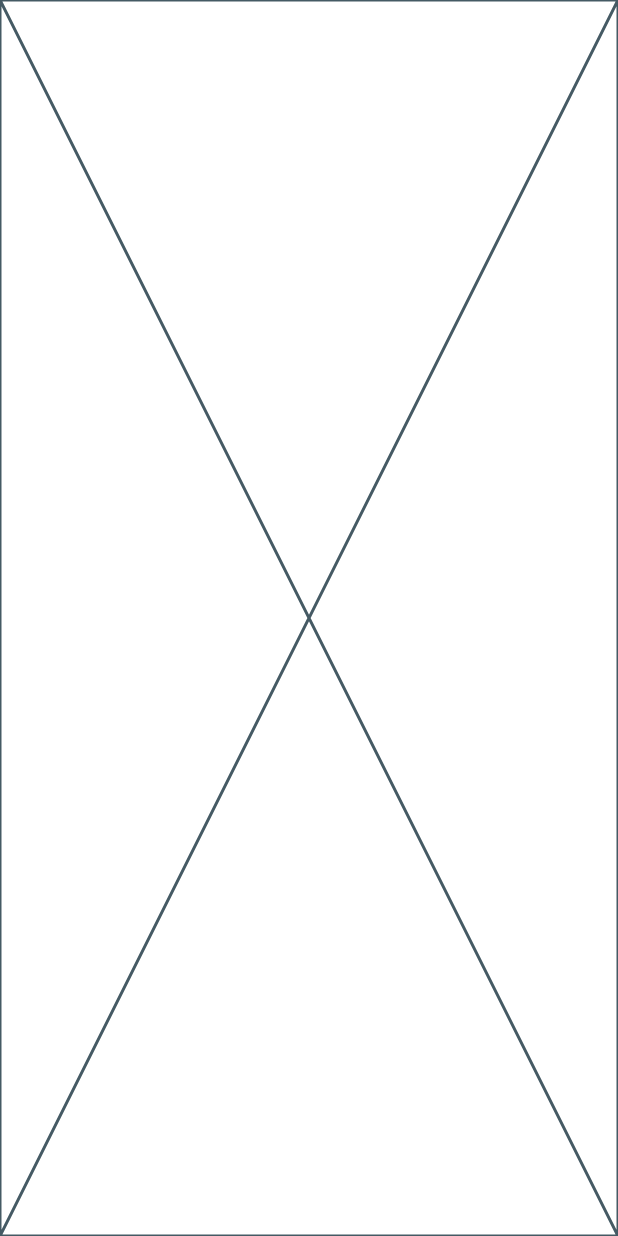
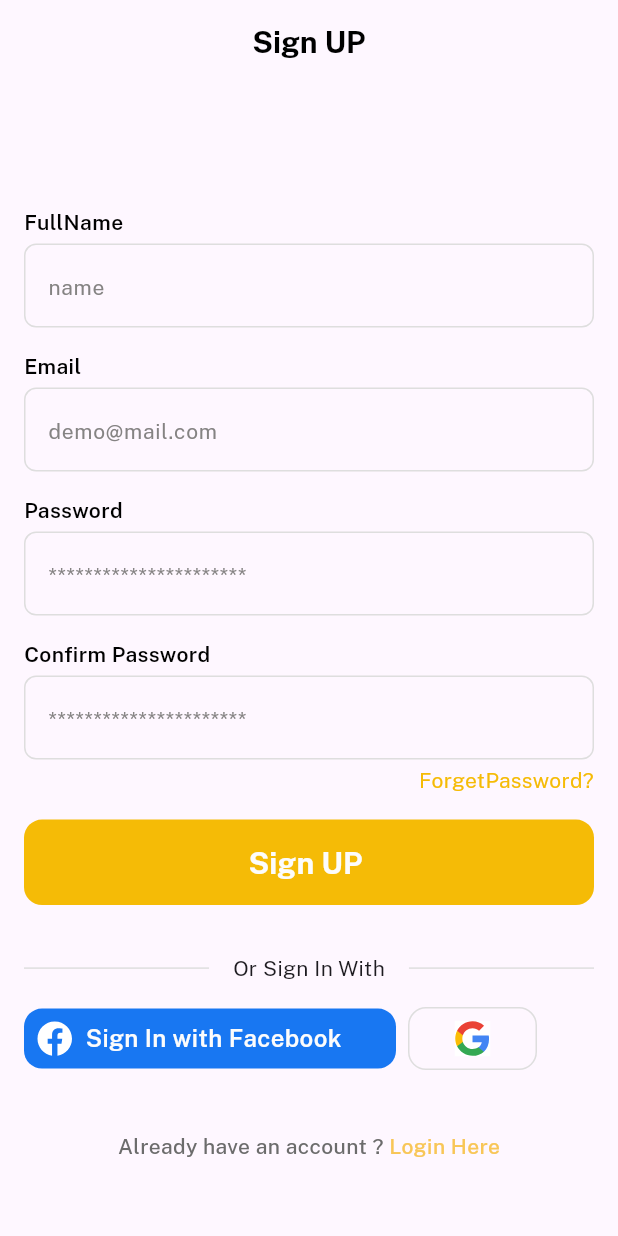
Before and after one commit to Kareemm0/course_app, a Flutter app: the screen it shows after launch, after a tap on "Skip", after a tap on "Sign Up Here", on a phone screen of 412 x 824 dp. Run offline on Flutter 3.47's test engine with Material 3 defaults, Android fonts, the phone set to English and light mode, and no system bars; our stand-ins replace bloc, dio, dots_indicator, equatable, flutter_bloc, flutter_svg and 3 more; project files that could hold a hidden picture were left out.

Commit message:
finish_register_screen

```diff
--- a/lib/Core/styles/app_styles.dart
+++ b/lib/Core/styles/app_styles.dart
@@ -1,11 +1,16 @@
+import 'package:course_app/Core/styles/app_text_styles.dart';
+import 'package:course_app/Core/utils/app_colors.dart';
 import 'package:flutter/material.dart';
 
 import '../functions/out_line_input_borders.dart';
 
-ThemeData themeData() {
+ThemeData themeData(BuildContext context) {
   return ThemeData(
     fontFamily: "Plus Jakarta Sans",
     inputDecorationTheme: InputDecorationTheme(
+      hintStyle: AppTextStyles.styleRegular14(context).copyWith(
+        color: AppColors.grey8,
+      ),
       errorBorder: outLineInputBorder(),
       enabledBorder: outLineInputBorder(),
       focusedBorder: outLineInputBorder(),
--- a/lib/Core/utils/app_colors.dart
+++ b/lib/Core/utils/app_colors.dart
@@ -10,4 +10,5 @@ class AppColors {
   static const Color blue = Color(0xff1877F2);
   static const Color grey6c = Color(0xff6C6C6C);
   static const Color yellowF8 = Color(0xffF8C657);
+  static const Color grey8 = Color(0xff858383);
 }
--- a/lib/Core/widget/custom_app_bar.dart
+++ b/lib/Core/widget/custom_app_bar.dart
@@ -5,9 +5,13 @@ PreferredSizeWidget? appBar(
   BuildContext context, {
   required String title,
   List<Widget>? actions,
+  bool automaticallyImplyLeading = true,
   Widget? leading,
 }) {
   return AppBar(
+    elevation: 0,
+    surfaceTintColor: Colors.white,
+    automaticallyImplyLeading: automaticallyImplyLeading,
     title: Text(
       title,
       style: AppTextStyles.styleBold20(context),
--- a/lib/course_app.dart
+++ b/lib/course_app.dart
@@ -10,7 +10,7 @@ class CourseApp extends StatelessWidget {
   Widget build(BuildContext context) {
     return MaterialApp.router(
       debugShowCheckedModeBanner: false,
-      theme: themeData(),
+      theme: themeData(context),
       routerConfig: router,
     );
   }
--- /dev/null
+++ b/lib/features/auth/presentation/cubit/cubit/register_cubit.dart
@@ -0,0 +1,15 @@
+import 'package:bloc/bloc.dart';
+import 'package:equatable/equatable.dart';
+import 'package:flutter/material.dart';
+
+part 'register_state.dart';
+
+class RegisterCubit extends Cubit<RegisterState> {
+  RegisterCubit() : super(RegisterInitial());
+
+  final TextEditingController userNameController = TextEditingController();
+  final TextEditingController emailController = TextEditingController();
+  final TextEditingController passwordController = TextEditingController();
+  final TextEditingController confirmPasswordController =
+      TextEditingController();
+}
--- /dev/null
+++ b/lib/features/auth/presentation/cubit/cubit/register_state.dart
@@ -0,0 +1,10 @@
+part of 'register_cubit.dart';
+
+sealed class RegisterState extends Equatable {
+  const RegisterState();
+
+  @override
+  List<Object> get props => [];
+}
+
+final class RegisterInitial extends RegisterState {}
--- a/lib/features/auth/presentation/views/login_view.dart
+++ b/lib/features/auth/presentation/views/login_view.dart
@@ -40,6 +40,7 @@ class LoginView extends StatelessWidget {
                     ),
                     height(4),
                     CustomTextFormFiled(
+                      hintText: "demo@mail.com",
                       controller: cubit.emailController,
                     ),
                     height(64),
@@ -51,6 +52,7 @@ class LoginView extends StatelessWidget {
                     ),
                     height(4),
                     CustomTextFormFiled(
+                      hintText: "**********************",
                       controller: cubit.passwordController,
                     ),
                     height(4),
@@ -65,7 +67,7 @@ class LoginView extends StatelessWidget {
                     const CustomSocialMediaRowWidget(),
                     height(heightSize(context) * 0.1),
                     const CustomAuthText(
-                      isLogin: true,
+                      isLoadgin: true,
                     ),
                   ],
                 ),
--- a/lib/features/auth/presentation/views/register_screen.dart
+++ b/lib/features/auth/presentation/views/register_screen.dart
@@ -1,10 +1,109 @@
+import 'package:course_app/features/auth/presentation/cubit/cubit/register_cubit.dart';
 import 'package:flutter/material.dart';
+import 'package:flutter_bloc/flutter_bloc.dart';
+
+import '../../../../Core/constant/app_sized.dart';
+import '../../../../Core/styles/app_text_styles.dart';
+import '../../../../Core/utils/app_colors.dart';
+import '../../../../Core/widget/custom_app_bar.dart';
+import '../../../../Core/widget/custom_app_button.dart';
+import '../widget/custom_auth_text.dart';
+import '../widget/custom_forget_password_widget.dart';
+import '../widget/custom_sign_in_divider.dart';
+import '../widget/custom_social_media_row_widget.dart';
+import '../widget/custom_text_form_filed.dart';
 
 class RegisterScreen extends StatelessWidget {
   const RegisterScreen({super.key});
 
   @override
   Widget build(BuildContext context) {
-    return const Placeholder();
+    return Scaffold(
+      appBar: appBar(
+        context,
+        title: "Sign UP",
+        automaticallyImplyLeading: false,
+      ),
+      body: BlocProvider(
+        create: (context) => RegisterCubit(),
+        child: BlocBuilder<RegisterCubit, RegisterState>(
+          builder: (context, state) {
+            final cubit = context.read<RegisterCubit>();
+            return SingleChildScrollView(
+              child: Padding(
+                padding: const EdgeInsets.symmetric(horizontal: 16),
+                child: Column(
+                  crossAxisAlignment: CrossAxisAlignment.start,
+                  children: [
+                    height(heightSize(context) * 0.1),
+                    Text(
+                      "FullName ",
+                      style: AppTextStyles.styleRegular14(context).copyWith(
+                          color: AppColors.blackColor,
+                          fontWeight: FontWeight.w600),
+                    ),
+                    height(4),
+                    CustomTextFormFiled(
+                      hintText: "name",
+                      controller: cubit.emailController,
+                    ),
+                    height(16),
+                    Text(
+                      "Email",
+                      style: AppTextStyles.styleRegular14(context).copyWith(
+                          color: AppColors.blackColor,
+                          fontWeight: FontWeight.w600),
+                    ),
+                    height(4),
+                    CustomTextFormFiled(
+                      hintText: "demo@mail.com",
+                      controller: cubit.emailController,
+                    ),
+                    height(16),
+                    Text(
+                      "Password",
+                      style: AppTextStyles.styleRegular14(context).copyWith(
+                          color: AppColors.blackColor,
+                          fontWeight: FontWeight.w600),
+                    ),
+                    height(4),
+                    CustomTextFormFiled(
+                      hintText: "**********************",
+                      controller: cubit.passwordController,
+                    ),
+                    height(16),
+                    Text(
+                      "Confirm Password",
+                      style: AppTextStyles.styleRegular14(context).copyWith(
+                          color: AppColors.blackColor,
+                          fontWeight: FontWeight.w600),
+                    ),
+                    height(4),
+                    CustomTextFormFiled(
+                      hintText: "**********************",
+                      controller: cubit.passwordController,
+                    ),
+                    height(4),
+                    const CustomForgetPasswordWidget(),
+                    height(16),
+                    const CustomAppButton(
+                      text: "Sign UP ",
+                    ),
+                    height(32),
+                    const CustomSignInDivider(),
+                    height(16),
+                    const CustomSocialMediaRowWidget(),
+                    height(heightSize(context) * 0.05),
+                    const CustomAuthText(
+                      isLoadgin: false,
+                    ),
+                  ],
+                ),
+              ),
+            );
+          },
+        ),
+      ),
+    );
   }
 }
--- a/lib/features/auth/presentation/widget/custom_auth_text.dart
+++ b/lib/features/auth/presentation/widget/custom_auth_text.dart
@@ -7,8 +7,8 @@ import '../../../../Core/styles/app_text_styles.dart';
 import '../../../../Core/utils/app_colors.dart';
 
 class CustomAuthText extends StatelessWidget {
-  final bool isLogin;
-  const CustomAuthText({super.key, required this.isLogin});
+  final bool isLoadgin;
+  const CustomAuthText({super.key, required this.isLoadgin});
 
   @override
   Widget build(BuildContext context) {
@@ -16,20 +16,22 @@ class CustomAuthText extends StatelessWidget {
       mainAxisAlignment: MainAxisAlignment.center,
       children: [
         Text(
-          isLogin ? "Don’t have an account? " : "Already have an account ? ",
+          isLoadgin ? "Don’t have an account? " : "Already have an account ? ",
           style: AppTextStyles.styleRegular14(context).copyWith(
             fontWeight: FontWeight.w500,
             color: AppColors.grey6c,
           ),
         ),
         Text(
-          isLogin ? "Sign Up Here" : "Login Here",
+          isLoadgin ? "Sign Up Here" : "Login Here",
           style: AppTextStyles.styleRegular14(context).copyWith(
             fontWeight: FontWeight.w500,
             color: AppColors.yellowF8,
           ),
         ).onTap(() {
-          isLogin ? context.push(Routes.register) : context.push(Routes.login);
+          isLoadgin
+              ? context.push(Routes.register)
+              : context.push(Routes.login);
         })
       ],
     );
--- a/lib/features/auth/presentation/widget/custom_text_form_filed.dart
+++ b/lib/features/auth/presentation/widget/custom_text_form_filed.dart
@@ -2,12 +2,17 @@ import 'package:flutter/material.dart';
 
 class CustomTextFormFiled extends StatelessWidget {
   final TextEditingController controller;
-  const CustomTextFormFiled({super.key, required this.controller});
+  final String? hintText;
+  const CustomTextFormFiled(
+      {super.key, required this.controller, this.hintText});
 
   @override
   Widget build(BuildContext context) {
     return TextFormField(
       controller: controller,
+      decoration: InputDecoration(
+        hintText: hintText,
+      ),
     );
   }
 }
```
